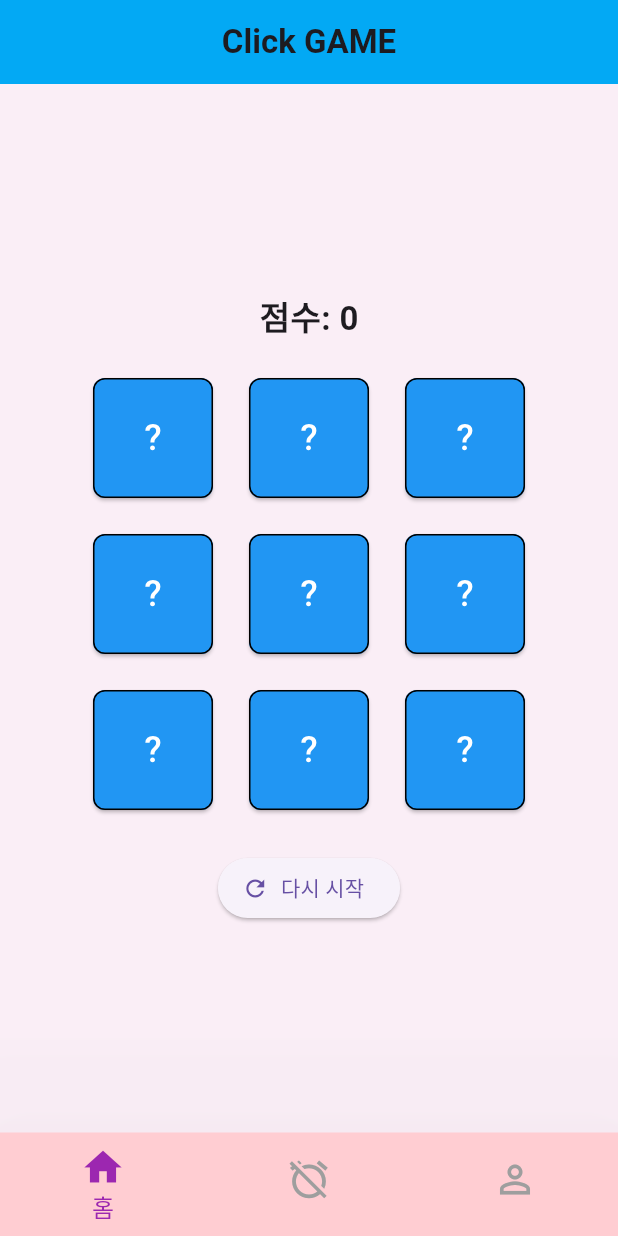
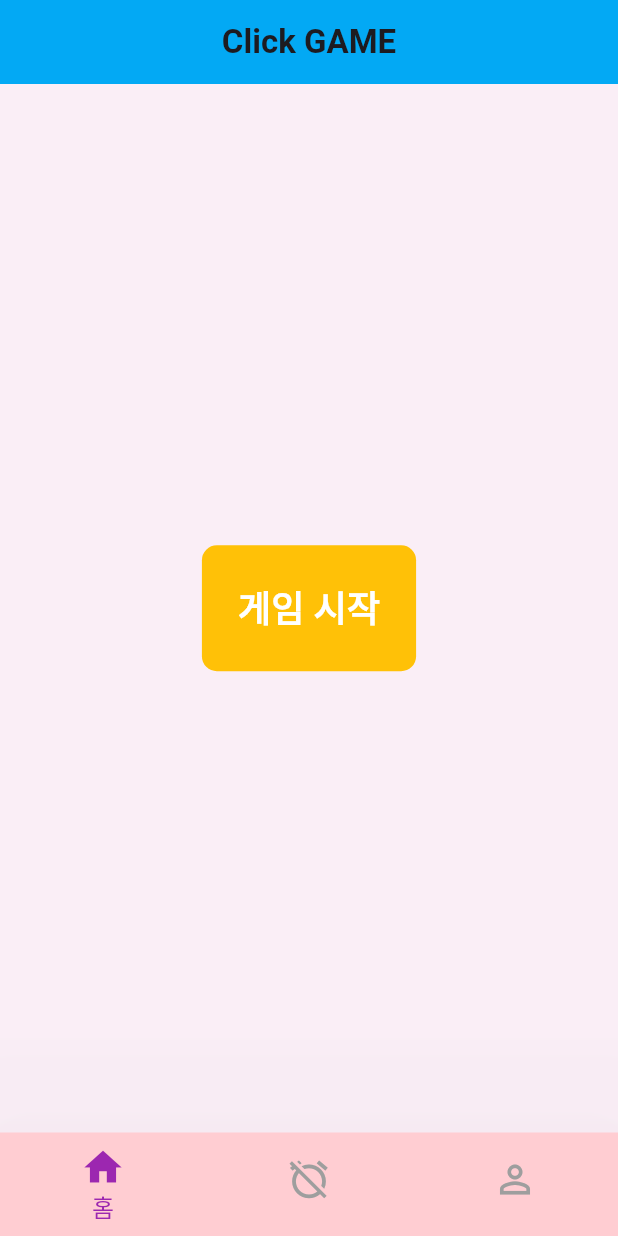
Before and after one commit to GangOn0215/study, a Flutter app: the screen it shows after launch, on a phone screen of 412 x 824 dp. Run offline on Flutter 3.47's test engine with Material 3 defaults, Android fonts, the phone set to English and light mode, and no system bars; statements that could not run were skipped.

Commit message:
[ flutter ] 게임 처럼 화면 구성
1. 첫 화면에서 시작하기 버튼이 존재
2. 시작하기 버튼 누르면 기존처럼 5초 기다렸다가 기억력 테스트 시작
3. 클릭하여 하나씩 돌리기, 만약 틀리면 바로 Index 화면으로 이동 후 시작하기 버튼이 활성화

```diff
--- a/mobile/flutter/a01_click_game/lib/main.dart
+++ b/mobile/flutter/a01_click_game/lib/main.dart
@@ -17,26 +17,18 @@ class _MainAppState extends State<MainApp> {
   int _tabIndex = 0;
 
   // 1~9 섞어서 중복 없이 배치
-  late final List<int> numbers = List.generate(9, (i) => i + 1)
-    ..shuffle(Random());
+  late List<int> numbers = List.generate(9, (i) => i + 1)..shuffle(Random());
 
   int _secsLeft = 5; // 남은 초 (전체 버튼 공유)
   Timer? _tickTimer;
   int score = 0;
+  int tapCount = 0; // 클릭 횟수 저장용 변수
+  bool isGameStart = false; // 게임 시작 여부
 
   @override
   void initState() {
     super.initState();
-    _tickTimer = Timer.periodic(const Duration(seconds: 1), (t) {
-      if (!mounted) return;
-      setState(() {
-        _secsLeft--;
-        if (_secsLeft <= 0) {
-          _secsLeft = 0;
-          t.cancel();
-        }
-      });
-    });
+    var fToast = FToast();
   }
 
   @override
@@ -45,11 +37,17 @@ class _MainAppState extends State<MainApp> {
     super.dispose();
   }
 
-  void _startTimer() {
+  void dataInit() {
     setState(() {
+      numbers = List.generate(9, (i) => i + 1)..shuffle(Random());
+      score = 0;
       _secsLeft = 5;
       _tickTimer?.cancel();
     });
+  }
+
+  void _startTimer() {
+    dataInit();
 
     // 새로운 타이머 시작
     _tickTimer = Timer.periodic(const Duration(seconds: 1), (t) {
@@ -59,18 +57,72 @@ class _MainAppState extends State<MainApp> {
         if (_secsLeft <= 0) {
           _secsLeft = 0;
           t.cancel();
+          tapCount = 0;
         }
       });
     });
   }
 
+  void _gameStart() {
+    setState(() {
+      isGameStart = true;
+    });
+
+    _startTimer();
+  }
+
+  void _gameEnd() {
+    dataInit();
+    setState(() {
+      isGameStart = false;
+      _tickTimer?.cancel();
+    });
+  }
+
   // 클릭된 숫자들 (상단에 보여줄 용도)
   final List<int> clickedValues = [];
+  final List<int> answerList = [1, 2, 3, 4, 5, 6, 7, 8, 9];
 
   // ---- 탭별 화면들
   Widget _buildHomeGame() {
+    // 1. 시작 버튼이 있는 메인 화면이 나와야함
+
+    // 2. 시작하면 시작 카운트 다운(5초) 이 돌아가야함
+
+    // 3. 5초가 지나면 숫자판이 돌아가고 모든 숫자가 ? 로 변함
+
+    // 4. 1 ~ 9까지 순서를 외웠고, 순서를 맞추면 점수가 올라가고, 점수가 틀리면
+    //    GAME OVER 이라고 toast 메시지 창이 나옴
+    //
+
     return Center(
-      child: Column(
+      child: !isGameStart
+          ? Column(
+              mainAxisAlignment: MainAxisAlignment.center,
+              children: [
+                TextButton(
+                  style: TextButton.styleFrom(
+                    backgroundColor: Colors.amber,
+                    foregroundColor: Colors.white,
+                    padding: const EdgeInsets.all(24),
+                    shape: RoundedRectangleBorder(
+                      borderRadius: BorderRadius.circular(10),
+                      // side: const BorderSide(color: Colors.white, width: 2),
+                    ),
+                  ),
+                  onPressed: _gameStart,
+                  child: Text(
+                    '게임 시작',
+                    style: TextStyle(
+                      fontSize: 24,
+                      color: Colors.white,
+                      fontWeight: FontWeight.w600,
+                    ),
+                  ),
+                ),
+              ],
+            )
+          : Column(
               mainAxisAlignment: MainAxisAlignment.center,
               children: [
                 // 상단: 남은 시간 / 점수
@@ -98,7 +150,9 @@ class _MainAppState extends State<MainApp> {
                   Row(
                     mainAxisAlignment: MainAxisAlignment.center,
                     children: List.generate(3, (j) {
+                      // 숫자판 위치
                       final slot = (i * 3) + j + 1;
+                      // 숫자
                       final value = numbers[slot - 1];
                       return Padding(
                         padding: const EdgeInsets.all(6),
@@ -107,9 +161,18 @@ class _MainAppState extends State<MainApp> {
                           slot: slot,
                           secsLeft: _secsLeft, // 타이머 상태 전달
                           onTap: (s, v) {
-                      setState(() => clickedValues.add(v));
-                      // 예: 맞춘 점수 로직
-                      if (_secsLeft == 0) score++; // 샘플: 시간 끝난 뒤 뒤집으면 +1
+                            setState(() {
+                              clickedValues.add(v);
+                              tapCount++; // 클릭할 때마다 증가
+                            });
+
+                            if (_secsLeft == 0 && v == tapCount) {
+                              score++; // 샘플: 시간 끝난 뒤 뒤집으면 +1
+                            } else {
+                              // GAME OVER
+                              _gameEnd();
+                              // --> 시작 화면
+                            }
                           },
                         ),
                       );
```
Lines whose indentation alone changed are shown as unchanged.
